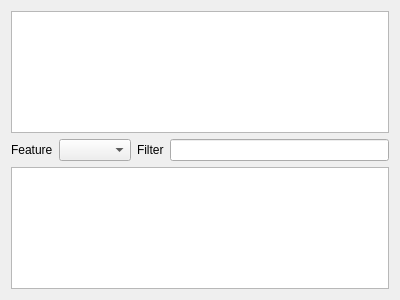
This is designer/DataTable.ui in hluedemann/GuiML as Qt 5 draws it before an edit. The edited form follows.
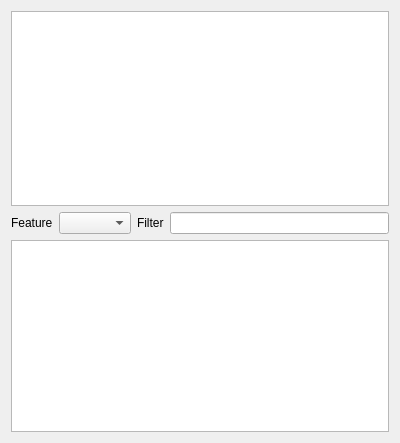
This is the edited form.

Patch:
```diff
--- a/designer/DataTable.ui
+++ b/designer/DataTable.ui
@@ -7,7 +7,7 @@
     <x>0</x>
     <y>0</y>
     <width>400</width>
-    <height>300</height>
+    <height>443</height>
    </rect>
   </property>
   <property name="windowTitle">
@@ -15,7 +15,14 @@
   </property>
   <layout class="QVBoxLayout" name="verticalLayout">
    <item>
-    <widget class="QTableView" name="tableData"/>
+    <widget class="QTableView" name="tableData">
+     <property name="sizePolicy">
+      <sizepolicy hsizetype="Expanding" vsizetype="MinimumExpanding">
+       <horstretch>0</horstretch>
+       <verstretch>0</verstretch>
+      </sizepolicy>
+     </property>
+    </widget>
    </item>
    <item>
     <layout class="QHBoxLayout" name="horizontalLayout">
@@ -42,7 +49,14 @@
     </layout>
    </item>
    <item>
-    <widget class="QTableView" name="tableDataDescription"/>
+    <widget class="QTableView" name="tableDataDescription">
+     <property name="sizePolicy">
+      <sizepolicy hsizetype="Minimum" vsizetype="Minimum">
+       <horstretch>0</horstretch>
+       <verstretch>0</verstretch>
+      </sizepolicy>
+     </property>
+    </widget>
    </item>
   </layout>
  </widget>
```
